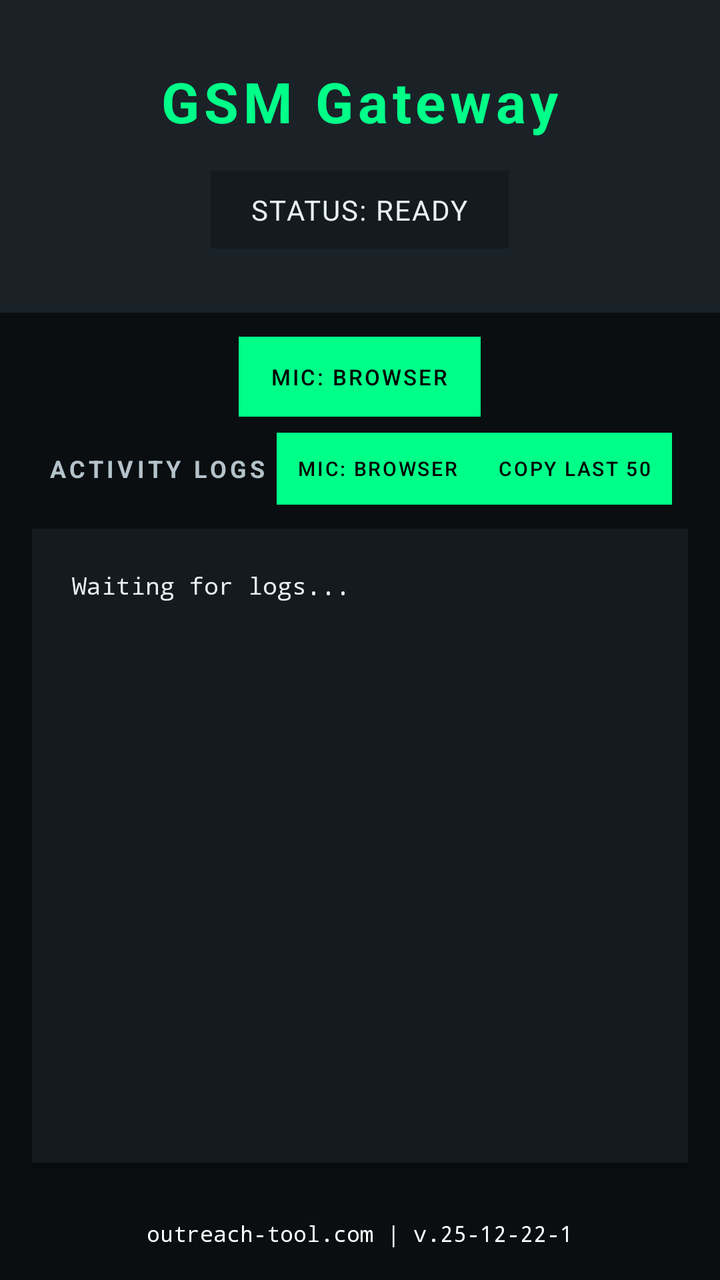
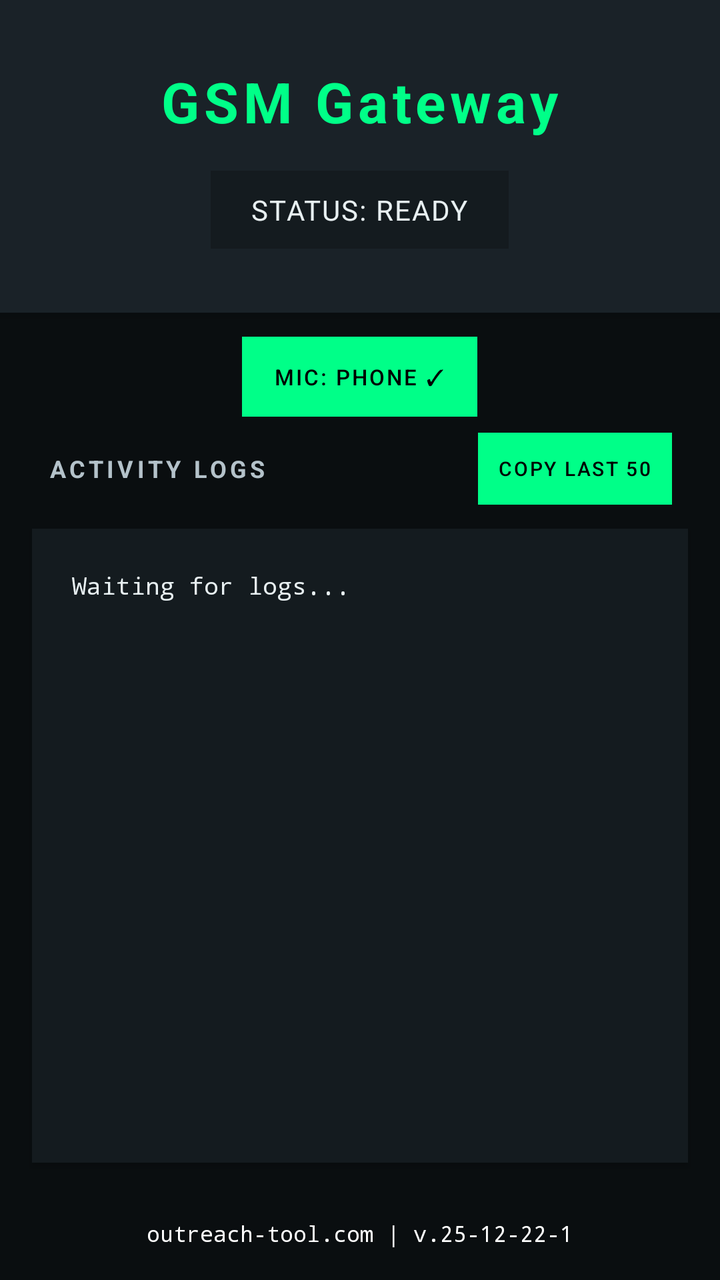

Before-and-after screenshots of an Android layout around one commit, followed by the original layout XML and the change that was made.
<!-- AndroidManifest.xml: application theme Theme.AndroidGSM -->
<!-- res/layout/activity_main.xml -->
<?xml version="1.0" encoding="utf-8"?>
<LinearLayout xmlns:android="http://schemas.android.com/apk/res/android"
              android:layout_width="match_parent"
              android:layout_height="match_parent"
              android:orientation="vertical"
              android:background="@color/bg_dark">

    <LinearLayout
            android:layout_width="match_parent"
            android:layout_height="wrap_content"
            android:orientation="vertical"
            android:background="@color/bg_elevated"
            android:padding="32dp"
            android:elevation="4dp">

        <TextView
                android:layout_width="wrap_content"
                android:layout_height="wrap_content"
                android:text="GSM Gateway"
                android:textSize="28sp"
                android:textColor="@color/brand_green"
                android:textStyle="bold"
                android:layout_gravity="center"
                android:letterSpacing="0.08" />

        <TextView
                android:id="@+id/statusTextView"
                android:layout_width="wrap_content"
                android:layout_height="wrap_content"
                android:text="Status: Ready"
                android:textSize="14sp"
                android:textColor="@color/text_primary"
                android:layout_gravity="center"
                android:layout_marginTop="16dp"
                android:padding="10dp"
                android:paddingStart="20dp"
                android:paddingEnd="20dp"
                android:background="@color/bg_card"
                android:textAllCaps="true"
                android:letterSpacing="0.05" />
    </LinearLayout>


    <LinearLayout
            android:id="@+id/sim_selection_container"
            android:layout_width="match_parent"
            android:layout_height="wrap_content"
            android:orientation="vertical"
            android:padding="24dp"
            android:background="@color/bg_card"
            android:layout_marginStart="16dp"
            android:layout_marginEnd="16dp"
            android:layout_marginBottom="16dp"
            android:elevation="2dp"
            android:visibility="gone">

        <TextView
                android:layout_width="wrap_content"
                android:layout_height="wrap_content"
                android:text="Select SIM for Calls"
                android:textSize="16sp"
                android:textColor="@color/text_primary"
                android:textStyle="bold"
                android:letterSpacing="0.05" />

        <RadioGroup
                android:id="@+id/sim_radio_group"
                android:layout_width="match_parent"
                android:layout_height="wrap_content"
                android:orientation="vertical"
                android:layout_marginTop="16dp" />
    </LinearLayout>

    <LinearLayout
            android:layout_width="match_parent"
            android:layout_height="wrap_content"
            android:orientation="horizontal"
            android:gravity="center"
            android:paddingStart="24dp"
            android:paddingEnd="24dp"
            android:layout_marginTop="12dp"
            android:layout_marginBottom="8dp">

        <Button
                android:id="@+id/micSourceToggleButton"
                android:layout_width="wrap_content"
                android:layout_height="40dp"
                android:text="MIC: BROWSER"
                android:textSize="11sp"
                android:textColor="@color/black"
                android:background="@color/brand_green"
                android:paddingStart="16dp"
                android:paddingEnd="16dp"
                android:stateListAnimator="@null" />
    </LinearLayout>

    <LinearLayout
            android:layout_width="match_parent"
            android:layout_height="wrap_content"
            android:orientation="horizontal"
            android:gravity="center_vertical"
            android:paddingStart="24dp"
            android:paddingEnd="24dp"
            android:layout_marginBottom="12dp">

        <TextView
                android:layout_width="0dp"
                android:layout_height="wrap_content"
                android:layout_weight="1"
                android:text="ACTIVITY LOGS"
                android:textSize="12sp"
                android:textStyle="bold"
                android:textColor="@color/text_secondary"
                android:letterSpacing="0.15" />

        <Button
                android:id="@+id/micSourceToggleButton"
                android:layout_width="wrap_content"
                android:layout_height="36dp"
                android:text="MIC: BROWSER"
                android:textSize="10sp"
                android:textColor="@color/black"
                android:background="@color/brand_green"
                android:paddingStart="10dp"
                android:paddingEnd="10dp"
                android:stateListAnimator="@null" />

        <Button
                android:id="@+id/copyLogsButton"
                android:layout_width="wrap_content"
                android:layout_height="36dp"
                android:text="COPY LAST 50"
                android:textSize="10sp"
                android:textColor="@color/black"
                android:background="@color/brand_green"
                android:paddingStart="10dp"
                android:paddingEnd="10dp"
                android:stateListAnimator="@null" />
    </LinearLayout>

    <ScrollView
            android:id="@+id/scrollView"
            android:layout_width="match_parent"
            android:layout_height="0dp"
            android:layout_weight="1"
            android:background="@color/bg_card"
            android:padding="20dp"
            android:layout_marginStart="16dp"
            android:layout_marginEnd="16dp"
            android:layout_marginBottom="16dp"
            android:elevation="2dp">

        <TextView
                android:id="@+id/logTextView"
                android:layout_width="match_parent"
                android:layout_height="wrap_content"
                android:text="Waiting for logs...\n"
                android:textSize="12sp"
                android:textColor="@color/text_primary"
                android:fontFamily="monospace"
                android:lineSpacingExtra="6dp" />
    </ScrollView>

    <TextView
            android:id="@+id/versionTextView"
            android:layout_width="match_parent"
            android:layout_height="wrap_content"
            android:text="outreach-tool.com | v.25-12-22-1"
            android:textSize="11sp"
            android:textColor="#ffffff"
            android:fontFamily="monospace"
            android:gravity="center"
            android:paddingTop="12dp"
            android:paddingBottom="16dp" />

</LinearLayout>
<!-- resources referenced by this layout -->
<resources>
  <color name="bg_card">#141B1F</color>
  <color name="bg_dark">#0A0E10</color>
  <color name="bg_elevated">#1A2228</color>
  <color name="black">#FF000000</color>
  <color name="brand_green">#00FF88</color>
  <color name="text_primary">#E8F0F2</color>
  <color name="text_secondary">#B4C2CA</color>
  <style name="Theme.AndroidGSM" parent="Theme.MaterialComponents.DayNight.NoActionBar">
          <item name="colorPrimary">@color/brand_green</item>
          <item name="colorPrimaryVariant">@color/brand_green_dark</item>
          <item name="colorOnPrimary">@color/black</item>
          <item name="colorSecondary">@color/brand_green</item>
          <item name="colorSecondaryVariant">@color/brand_green_dark</item>
          <item name="colorOnSecondary">@color/black</item>
          <item name="android:statusBarColor">@color/bg_dark</item>
          <item name="android:windowLightStatusBar" tools:targetApi="m">false</item>
          <item name="android:navigationBarColor">@color/bg_dark</item>
      </style>
  <color name="brand_green_dark">#00CC6A</color>
</resources>

<!-- the commit's change to res/layout/activity_main.xml (unified diff, before → after) -->
@@ -85,7 +85,7 @@
                 android:id="@+id/micSourceToggleButton"
                 android:layout_width="wrap_content"
                 android:layout_height="40dp"
-                android:text="MIC: BROWSER"
+                android:text="MIC: PHONE ✓"
                 android:textSize="11sp"
                 android:textColor="@color/black"
                 android:background="@color/brand_green"
@@ -112,18 +112,6 @@
                 android:textStyle="bold"
                 android:textColor="@color/text_secondary"
                 android:letterSpacing="0.15" />
-
-        <Button
-                android:id="@+id/micSourceToggleButton"
-                android:layout_width="wrap_content"
-                android:layout_height="36dp"
-                android:text="MIC: BROWSER"
-                android:textSize="10sp"
-                android:textColor="@color/black"
-                android:background="@color/brand_green"
-                android:paddingStart="10dp"
-                android:paddingEnd="10dp"
-                android:stateListAnimator="@null" />
 
         <Button
                 android:id="@+id/copyLogsButton"
